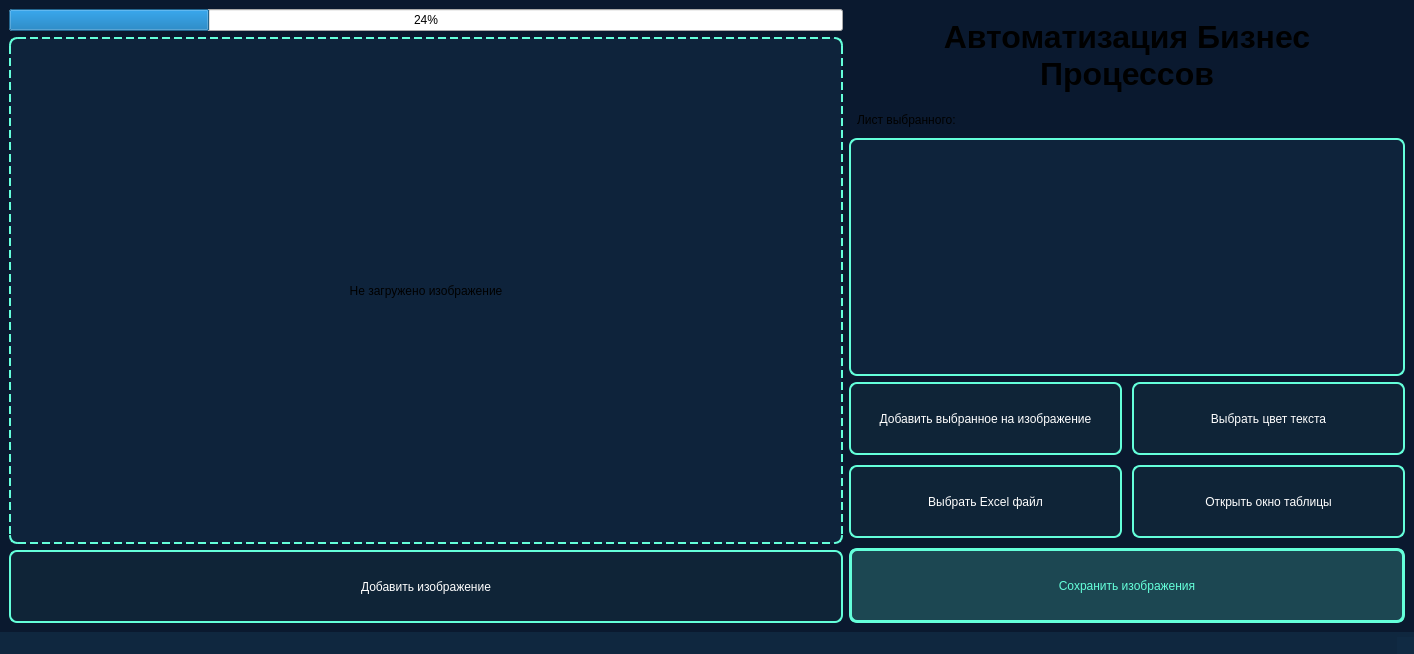
This is Main.ui in CyberBro9/aobp as Qt 5 draws it before an edit. The edited form follows.
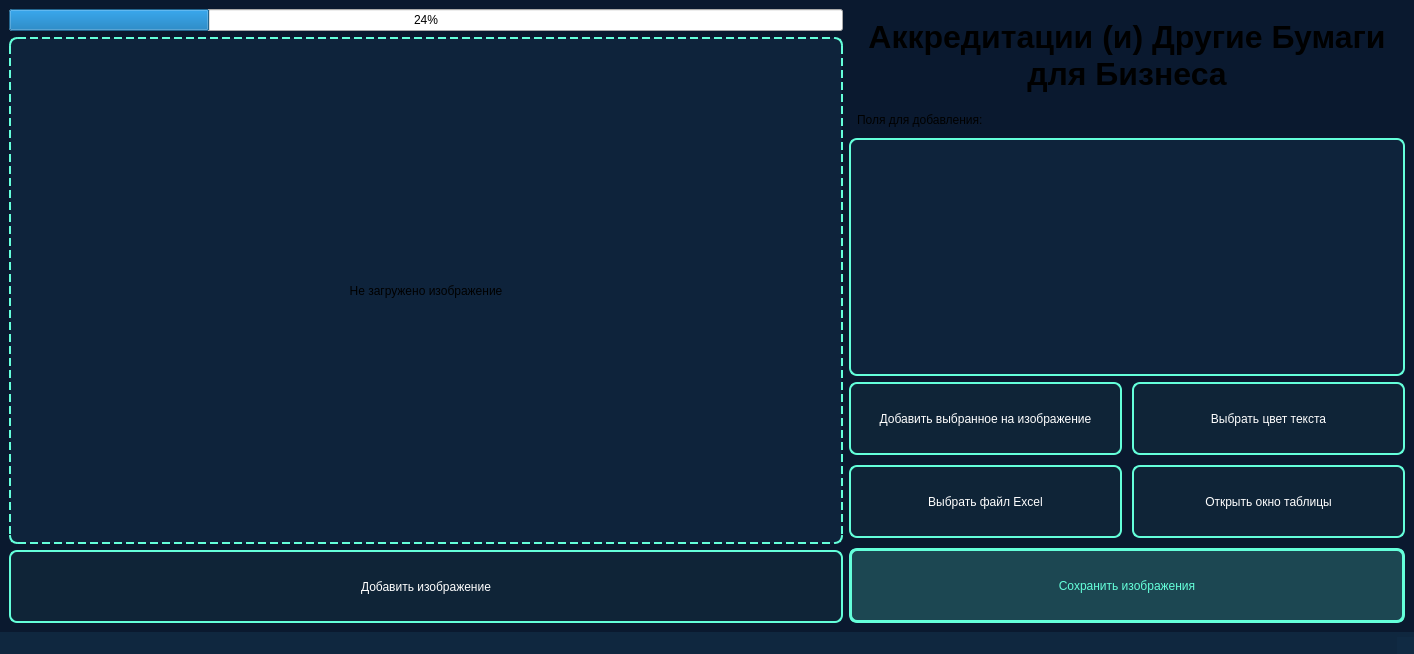
This is the edited form. Icons and pictures are not drawn.

The edit to the form file:
```diff
--- a/Main.ui
+++ b/Main.ui
@@ -123,7 +123,7 @@
          <string notr="true">font: bold 24pt &quot;Yu Gothic UI&quot;; padding: 10px;</string>
         </property>
         <property name="text">
-         <string>Автоматизация Бизнес Процессов</string>
+         <string>Аккредитации (и) Другие Бумаги для Бизнеса</string>
         </property>
         <property name="textFormat">
          <enum>Qt::TextFormat::PlainText</enum>
@@ -142,7 +142,7 @@
          <string notr="true">font: bold 14pt &quot;Yu Gothic UI&quot;; padding: 5px;</string>
         </property>
         <property name="text">
-         <string>Лист выбранного:</string>
+         <string>Поля для добавления:</string>
         </property>
        </widget>
       </item>
@@ -171,7 +171,7 @@
         <item row="1" column="0">
          <widget class="QPushButton" name="selectExcel">
           <property name="text">
-           <string>Выбрать Excel файл</string>
+           <string>Выбрать файл Excel</string>
           </property>
          </widget>
         </item>
```
